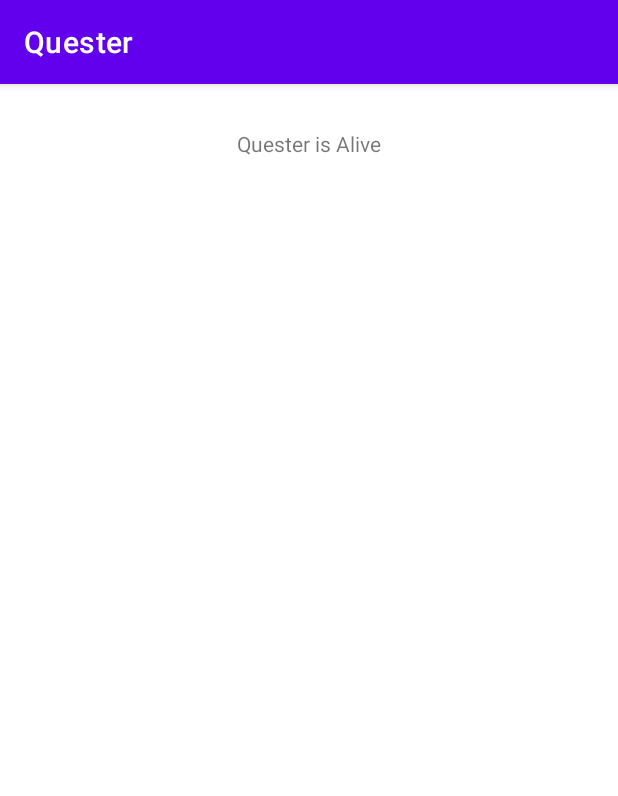
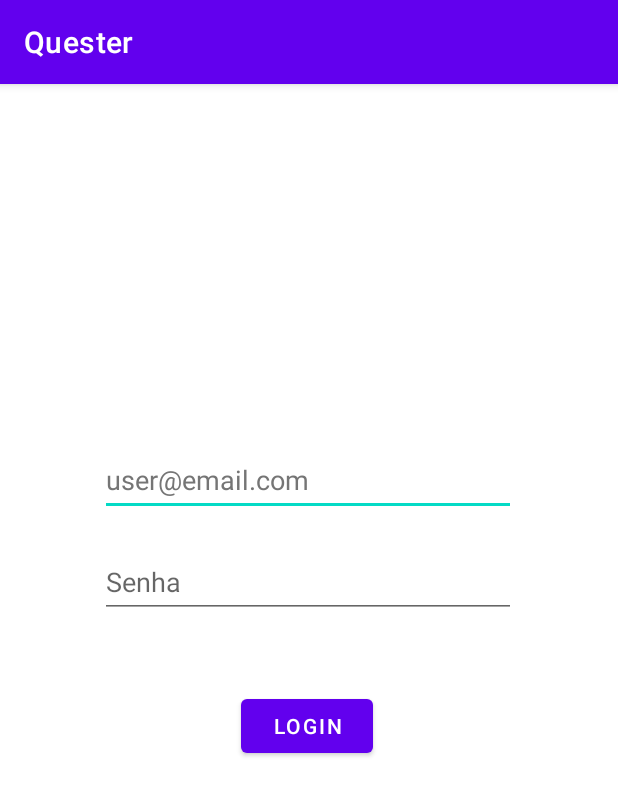
Before and after one commit to lincolnmesatto/Quester, an Android app: the screen it shows after launch (MainActivity), on a phone screen of 412 x 824 dp. Shown: the top 796 px of the screen. Run offline under Robolectric (Android 15) with nearby library versions, the phone set to English and light mode, and no system bars; our stand-ins replace Firebase (no records; nobody signed in at launch, a user with empty details on screens opened directly).

Commit message:
Teste Login Firebase

```diff
--- a/app/build.gradle
+++ b/app/build.gradle
@@ -35,6 +35,7 @@ dependencies {
     implementation 'androidx.appcompat:appcompat:1.4.1'
     implementation 'com.google.android.material:material:1.5.0'
     implementation 'androidx.constraintlayout:constraintlayout:2.1.3'
+    implementation 'com.google.firebase:firebase-auth:21.0.2'
     testImplementation 'junit:junit:4.+'
     androidTestImplementation 'androidx.test.ext:junit:1.1.3'
     androidTestImplementation 'androidx.test.espresso:espresso-core:3.4.0'
--- a/app/src/main/AndroidManifest.xml
+++ b/app/src/main/AndroidManifest.xml
@@ -9,7 +9,10 @@
         android:roundIcon="@mipmap/ic_launcher_round"
         android:supportsRtl="true"
         android:theme="@style/Theme.Quester">
-        <activity android:name=".MainActivity">
+        <activity
+            android:name=".controller.HomeActivity"
+            android:exported="false" />
+        <activity android:name=".controller.MainActivity">
             <intent-filter>
                 <action android:name="android.intent.action.MAIN" />
 
--- /dev/null
+++ b/app/src/main/java/com/pucpr/quester/controller/MainActivity.java
@@ -0,0 +1,65 @@
+package com.pucpr.quester.controller;
+
+import androidx.annotation.NonNull;
+import androidx.appcompat.app.AppCompatActivity;
+
+import android.content.Intent;
+import android.os.Bundle;
+import android.util.Log;
+import android.view.View;
+import android.widget.EditText;
+import android.widget.Toast;
+
+import com.google.android.gms.tasks.OnCompleteListener;
+import com.google.android.gms.tasks.Task;
+import com.google.firebase.auth.AuthResult;
+import com.google.firebase.auth.FirebaseAuth;
+import com.google.firebase.auth.FirebaseUser;
+import com.pucpr.quester.R;
+
+public class MainActivity extends AppCompatActivity {
+
+    FirebaseAuth firebaseAuth;
+    FirebaseUser firebaseUser;
+
+    EditText editTextLogin;
+    EditText editTextPassword;
+
+    @Override
+    protected void onCreate(Bundle savedInstanceState) {
+        super.onCreate(savedInstanceState);
+        setContentView(R.layout.activity_main);
+
+        editTextLogin = findViewById(R.id.editTextLogin);
+        editTextPassword = findViewById(R.id.editTextPassword);
+
+        firebaseAuth = FirebaseAuth.getInstance();
+        firebaseUser = firebaseAuth.getCurrentUser();
+
+    }
+    public void buttonLoginClicked(View view){
+        String email = editTextLogin.getText().toString();
+        String senha = editTextPassword.getText().toString();
+
+        loginUser(email, senha);
+    }
+
+    public void loginUser(String email, String password){
+        firebaseAuth = FirebaseAuth.getInstance();
+        firebaseAuth.signInWithEmailAndPassword(email, password).
+                addOnCompleteListener(MainActivity.this, new OnCompleteListener<AuthResult>() {
+                    @Override
+                    public void onComplete(@NonNull Task<AuthResult> task) {
+                        if(task.isSuccessful()){
+                            if(firebaseUser != null){
+                                Intent intent = new Intent(MainActivity.this, HomeActivity.class);
+                                startActivity(intent);
+                            }
+                        }else{
+                            Toast.makeText(MainActivity.this,"Login failed", Toast.LENGTH_LONG).show();
+                            Log.e("FIREBASELOGIN", "Login Error"+task.getException().toString());
+                        }
+                    }
+                });
+    }
+}
--- a/app/src/main/res/layout/activity_main.xml
+++ b/app/src/main/res/layout/activity_main.xml
@@ -4,16 +4,46 @@
     xmlns:tools="http://schemas.android.com/tools"
     android:layout_width="match_parent"
     android:layout_height="match_parent"
-    tools:context=".MainActivity">
+    android:onClick="buttonLoginClicked"
+    tools:context=".controller.MainActivity">
 
-    <TextView
+    <EditText
+        android:id="@+id/editTextLogin"
+        android:layout_width="277dp"
+        android:layout_height="48dp"
+        android:layout_marginTop="240dp"
+        android:ems="10"
+        android:hint="@string/login_hint"
+        android:importantForAutofill="no"
+        android:inputType="textPersonName"
+        android:textColorHint="#757575"
+        app:layout_constraintEnd_toEndOf="parent"
+        app:layout_constraintHorizontal_bias="0.497"
+        app:layout_constraintStart_toStartOf="parent"
+        app:layout_constraintTop_toTopOf="parent" />
+
+    <Button
+        android:id="@+id/btnLogin"
         android:layout_width="wrap_content"
         android:layout_height="wrap_content"
-        android:text="Quester is Alive"
-        app:layout_constraintBottom_toBottomOf="parent"
-        app:layout_constraintLeft_toLeftOf="parent"
-        app:layout_constraintRight_toRightOf="parent"
-        app:layout_constraintTop_toTopOf="parent"
-        app:layout_constraintVertical_bias="0.04" />
+        android:layout_marginTop="48dp"
+        android:text="@string/btnLogin"
+        app:layout_constraintEnd_toEndOf="@+id/editTextPassword"
+        app:layout_constraintHorizontal_bias="0.497"
+        app:layout_constraintStart_toStartOf="@+id/editTextPassword"
+        app:layout_constraintTop_toBottomOf="@+id/editTextPassword" />
 
+    <EditText
+        android:id="@+id/editTextPassword"
+        android:layout_width="277dp"
+        android:layout_height="48dp"
+        android:layout_marginTop="20dp"
+        android:ems="10"
+        android:hint="@string/senha_hint"
+        android:importantForAutofill="no"
+        android:inputType="textPassword"
+        app:layout_constraintEnd_toEndOf="@+id/editTextLogin"
+        app:layout_constraintHorizontal_bias="0.0"
+        app:layout_constraintStart_toStartOf="@+id/editTextLogin"
+        app:layout_constraintTop_toBottomOf="@+id/editTextLogin" />
 </androidx.constraintlayout.widget.ConstraintLayout>
--- a/app/src/main/res/values/strings.xml
+++ b/app/src/main/res/values/strings.xml
@@ -1,3 +1,6 @@
 <resources>
     <string name="app_name">Quester</string>
+    <string name="btnLogin">LOGIN</string>
+    <string name="login_hint">user@email.com</string>
+    <string name="senha_hint">Senha</string>
 </resources>
--- a/build.gradle
+++ b/build.gradle
@@ -5,7 +5,7 @@ buildscript {
         jcenter()
     }
     dependencies {
-        classpath "com.android.tools.build:gradle:4.1.2"
+        classpath 'com.android.tools.build:gradle:7.1.2'
         classpath 'com.google.gms:google-services:4.3.10'
         // NOTE: Do not place your application dependencies here; they belong
         // in the individual module build.gradle files
```
Also changed, not shown: app/src/main/java/com/pucpr/quester/controller/HomeActivity.java (renamed from app/src/main/java/com/pucpr/quester/MainActivity.java, +4 -3 lines), app/src/main/res/layout/activity_home.xml (added, +18 -0 lines), gradle/wrapper/gradle-wrapper.properties.
